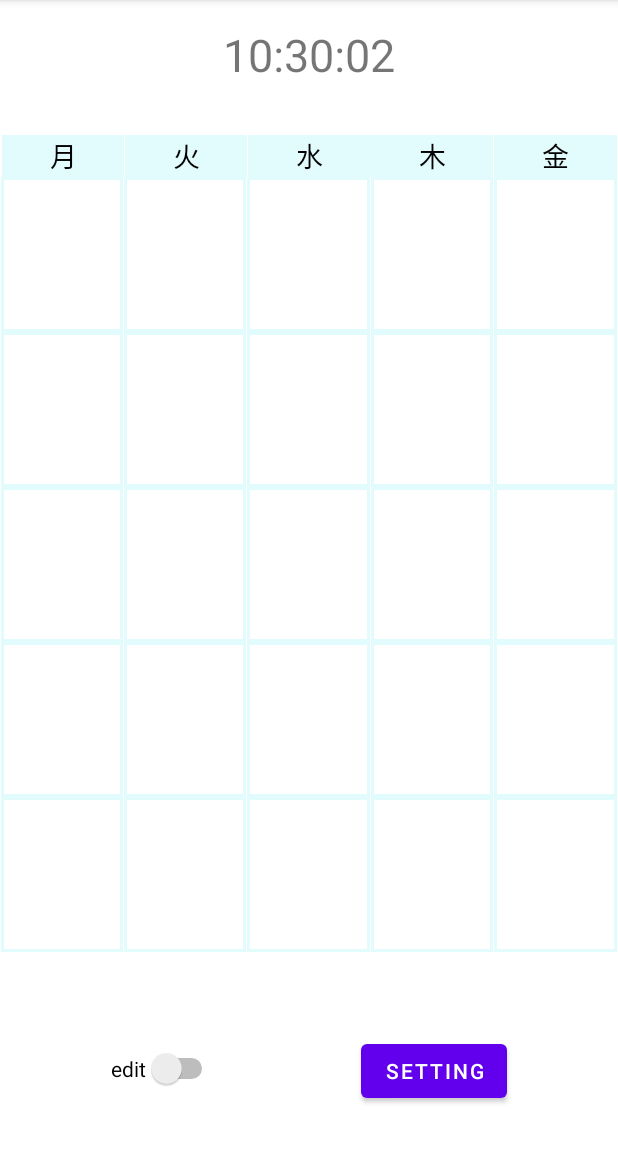
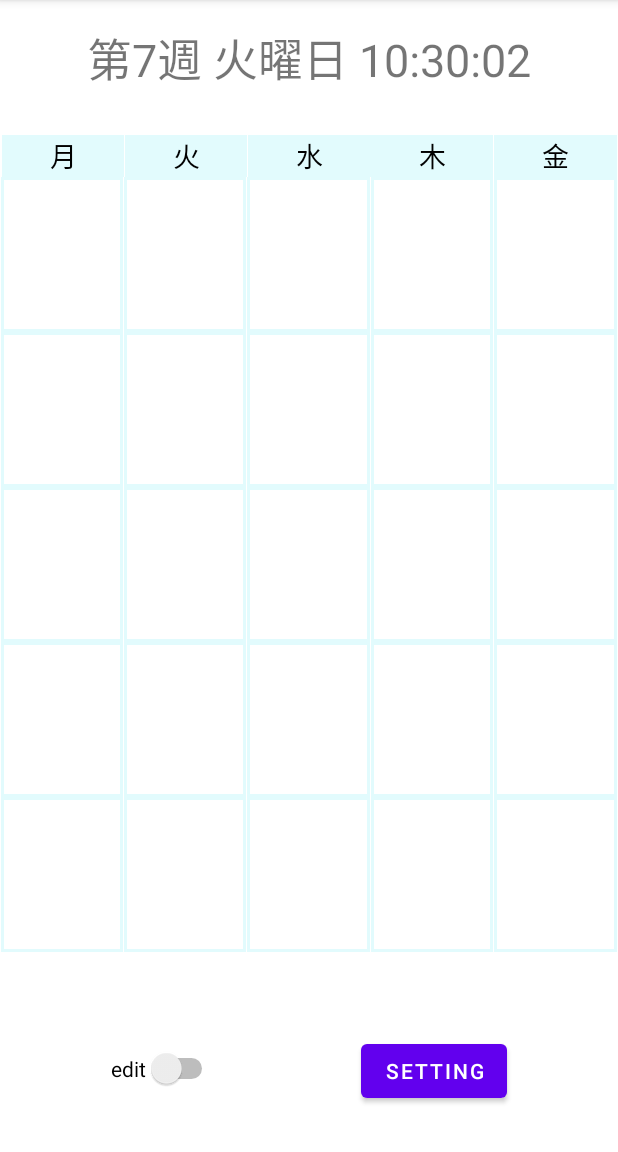
Before and after one commit to 525750302/calender, an Android app: the screen it shows after launch (MainActivity), on a phone screen of 412 x 824 dp, the part 84-1236 px from its top. Run offline under Robolectric (Android 15) with nearby library versions, the phone set to English and light mode, and no system bars.

Commit message:
no message

```diff
--- a/app/src/main/java/jp/ac/ritsumei/ise/phy/exp2/is0599pv/calendar/MainActivity.java
+++ b/app/src/main/java/jp/ac/ritsumei/ise/phy/exp2/is0599pv/calendar/MainActivity.java
@@ -4,6 +4,7 @@ import androidx.appcompat.app.AppCompatActivity;
 
 import android.annotation.SuppressLint;
 import android.content.Intent;
+import android.graphics.drawable.Drawable;
 import android.os.Bundle;
 import android.os.Handler;
 import android.os.Message;
@@ -24,15 +25,15 @@ public class MainActivity extends AppCompatActivity {
     //private Handler mHandler;
     private Calendar mCalendar;
     private application_calendar data;
+    private int week = 0;
 
     private TextView[][] schedule_text = new TextView[5][5];
     private Switch edit_switch;
 
     private int[] edit_num = new int[2];
 
-    protected void ini()
-    {
-        data = (application_calendar)getApplication();
+    protected void ini() {
+        data = (application_calendar) getApplication( );
         edit_switch = findViewById(R.id.edit_switch);
         schedule_text[0][0] = findViewById(R.id.textView1_1);
         schedule_text[0][1] = findViewById(R.id.textView1_2);
@@ -60,17 +61,23 @@ public class MainActivity extends AppCompatActivity {
         schedule_text[4][3] = findViewById(R.id.textView5_4);
         schedule_text[4][4] = findViewById(R.id.textView5_5);
 
-        for (int day=0;day<5;++day)
-        {
-            for(int time=0;time<5;++time)
-            {
-                if(data.get_exist(day,time)==1)
-                {
+        for (int day = 0; day < 5; ++day) {
+            for (int time = 0; time < 5; ++time) {
+                if (data.get_exist(day, time) == 1) {
                     String show_lesson;
                     show_lesson = "";
-                    show_lesson = show_lesson + data.getName(day,time).toString()+"\n";
-                    show_lesson = show_lesson + data.getPlace(day,time).toString()+"\n";
+                    show_lesson = show_lesson + data.getName(day, time).toString( ) + "\n";
+                    show_lesson = show_lesson + data.getPlace(day, time).toString( ) + "\n";
                     schedule_text[day][time].setText(show_lesson);
+                    Drawable drawable = getResources( ).getDrawable(R.drawable.textview_border);
+                    ;
+                    if (data.get_online(day, time, week) == -1)
+                        drawable = getResources( ).getDrawable(R.drawable.textview_border_offline);
+                    else if (data.get_online(day, time, week) == 1)
+                        drawable = getResources( ).getDrawable(R.drawable.textview_border_online);
+                    else if (data.get_online(day, time, week) == 2)
+                        drawable = getResources( ).getDrawable(R.drawable.textview_border_mix);
+                    schedule_text[day][time].setBackground(drawable);
                 }
             }
         }
@@ -80,15 +87,18 @@ public class MainActivity extends AppCompatActivity {
     protected void onCreate(Bundle savedInstanceState) {
         super.onCreate(savedInstanceState);
         setContentView(R.layout.activity_main);
-        ini();
+        ini( );
 
-        timer = new Timer();//创建timer对象
-        tvTime=findViewById(R.id.tvtime);
+        timer = new Timer( );//创建timer对象
+        tvTime = findViewById(R.id.tvtime);
 
-        timer.schedule(new TimerTask() {
+        timer.schedule(new TimerTask( ) {
             public void run() {
-                Log.v("Timer","run()...");
-                mCalendar = Calendar.getInstance();
+                Log.v("Timer", "run()...");
+                mCalendar = Calendar.getInstance( );
+                int mMonth = mCalendar.get(Calendar.MONTH) + 1;        //获取日期的月
+                int mDay = mCalendar.get(Calendar.DAY_OF_MONTH);      //获取日期的天
+                int mWay = mCalendar.get(Calendar.DAY_OF_WEEK);      //获取日期的星期
                 int hour = mCalendar.get(Calendar.HOUR_OF_DAY);//HOUR    进制为12小时   HOUR_OF_DAY  为24小时
                 int minute = mCalendar.get(Calendar.MINUTE);//分钟
                 int second = mCalendar.get(Calendar.SECOND) + 1;//秒数
@@ -96,160 +106,240 @@ public class MainActivity extends AppCompatActivity {
                     minute += 1;
                     second = 0;
                 }
-                if (minute == 60){
+                if (minute == 60) {
                     hour += 1;
                     minute = 0;
                 }
-                if (hour == 12){
+                if (hour == 12) {
                     hour = 0;
                 }
-                String time = String.format("%d:%02d:%02d", hour, minute, second);
+                String time_text = "";
+                if (mWay == 2)
+                    time_text = "月";
+                if (mWay == 3)
+                    time_text = "火";
+                if (mWay == 4)
+                    time_text = "水";
+                if (mWay == 5)
+                    time_text = "木";
+                if (mWay == 6)
+                    time_text = "金";
+                if (mWay == 7)
+                    time_text = "土";
+                if (mWay == 1)
+                    time_text = "日";
+
+                int start_mon = 0;
+                int start_day = 0;
+                int pass_day = 0;
+                int mon_max_data = 0;
+                if (data.getSemester( ) == 1) {
+                    start_day = 1;
+                    start_mon = 4;
+                } else {
+                    start_day = 26;
+                    start_mon = 9;
+                }
+                if (mMonth != start_mon) {
+                    for (int i = start_mon; i != mMonth; i = i % 12 + 1) {
+                        if (i == 1 || i == 3 || i == 5 || i == 7 || i == 8 || i == 10 || i == 12) {
+                            mon_max_data = 31;
+                        } else if (i == 4 || i == 6 || i == 9 || i == 11) {
+                            mon_max_data = 30;
+                        } else if (i == 2) {
+                            mon_max_data = 28;
+                        }
+
+                        if (i != start_mon && i != mMonth) {
+                            pass_day += mon_max_data;
+                        } else if (i == start_mon) {
+                            pass_day += mon_max_data - start_day;
+                        }
+                    }
+                    pass_day += mDay;
+                } else {
+                    pass_day = mDay - start_day - 1;
+                }
+
+                week = (pass_day + mWay) / 7;
+
+                String time = String.format("第%d週 %s曜日 %d:%02d:%02d", week + 1, time_text, hour, minute, second);
+
                 mCalendar.set(Calendar.SECOND, second);
                 mCalendar.set(Calendar.MINUTE, minute);
                 mCalendar.set(Calendar.HOUR_OF_DAY, hour);
 
-                Message message=new Message();
-                message.what=0;
-                message.obj=time;
+                Message message = new Message( );
+                message.what = 0;
+                message.obj = time;
                 mHandler.sendMessage(message);
+            }
+        }, 0, 1000);
+    }
 
-            }
-        },0,1000);
-    }
-    Handler mHandler=new Handler(){
+    Handler mHandler = new Handler( ) {
         @Override
         public void handleMessage(Message msg) {
-            Log.v("Timer","handleMessage()..");
+            Log.v("Timer", "handleMessage()..");
             super.handleMessage(msg);
-            String str=(String)msg.obj;
+            String str = (String) msg.obj;
             tvTime.setText(str);
         }
     };
 
-        public void on_click_1_1(View v){
-            edit_num[0]=0;
-            edit_num[1]=0;
-            transmit(edit_num[0],edit_num[1]);
+    public void on_click_1_1(View v) {
+        edit_num[0] = 0;
+        edit_num[1] = 0;
+        transmit(edit_num[0], edit_num[1]);
     }
-        public void on_click_1_2(View v){
-            edit_num[0]=0;
-            edit_num[1]=1;
-            transmit(edit_num[0],edit_num[1]);
+
+    public void on_click_1_2(View v) {
+        edit_num[0] = 0;
+        edit_num[1] = 1;
+        transmit(edit_num[0], edit_num[1]);
     }
-        public void on_click_1_3(View v){
-            edit_num[0]=0;
-            edit_num[1]=2;
-            transmit(edit_num[0],edit_num[1]);
+
+    public void on_click_1_3(View v) {
+        edit_num[0] = 0;
+        edit_num[1] = 2;
+        transmit(edit_num[0], edit_num[1]);
     }
-        public void on_click_1_4(View v){
-            edit_num[0]=0;
-            edit_num[1]=3;
-            transmit(edit_num[0],edit_num[1]);
+
+    public void on_click_1_4(View v) {
+        edit_num[0] = 0;
+        edit_num[1] = 3;
+        transmit(edit_num[0], edit_num[1]);
     }
-        public void on_click_1_5(View v){
-            edit_num[0]=0;
-            edit_num[1]=4;
-            transmit(edit_num[0],edit_num[1]);
+
+    public void on_click_1_5(View v) {
+        edit_num[0] = 0;
+        edit_num[1] = 4;
+        transmit(edit_num[0], edit_num[1]);
     }
-        public void on_click_2_1(View v){
-            edit_num[0]=1;
-            edit_num[1]=0;
-            transmit(edit_num[0],edit_num[1]);
+
+    public void on_click_2_1(View v) {
+        edit_num[0] = 1;
+        edit_num[1] = 0;
+        transmit(edit_num[0], edit_num[1]);
     }
-        public void on_click_2_2(View v){
-            edit_num[0]=1;
-            edit_num[1]=1;
-            transmit(edit_num[0],edit_num[1]);
+
+    public void on_click_2_2(View v) {
+        edit_num[0] = 1;
+        edit_num[1] = 1;
+        transmit(edit_num[0], edit_num[1]);
     }
-        public void on_click_2_3(View v){
-            edit_num[0]=1;
-            edit_num[1]=2;
-            transmit(edit_num[0],edit_num[1]);
+
+    public void on_click_2_3(View v) {
+        edit_num[0] = 1;
+        edit_num[1] = 2;
+        transmit(edit_num[0], edit_num[1]);
     }
-        public void on_click_2_4(View v){
-            edit_num[0]=1;
-            edit_num[1]=3;
-            transmit(edit_num[0],edit_num[1]);
+
+    public void on_click_2_4(View v) {
+        edit_num[0] = 1;
+        edit_num[1] = 3;
+        transmit(edit_num[0], edit_num[1]);
     }
-        public void on_click_2_5(View v){
-            edit_num[0]=1;
-            edit_num[1]=4;
-            transmit(edit_num[0],edit_num[1]);
+
+    public void on_click_2_5(View v) {
+        edit_num[0] = 1;
+        edit_num[1] = 4;
+        transmit(edit_num[0], edit_num[1]);
     }
-        public void on_click_3_1(View v){
-            edit_num[0]=2;
-            edit_num[1]=0;
-            transmit(edit_num[0],edit_num[1]);
+
+    public void on_click_3_1(View v) {
+        edit_num[0] = 2;
+        edit_num[1] = 0;
+        transmit(edit_num[0], edit_num[1]);
     }
-        public void on_click_3_2(View v){
-            edit_num[0]=2;
-            edit_num[1]=1;
-            transmit(edit_num[0],edit_num[1]);
+
+    public void on_click_3_2(View v) {
+        edit_num[0] = 2;
+        edit_num[1] = 1;
+        transmit(edit_num[0], edit_num[1]);
     }
-        public void on_click_3_3(View v){
-            edit_num[0]=2;
-            edit_num[1]=2;
-            transmit(edit_num[0],edit_num[1]);
+
+    public void on_click_3_3(View v) {
+        edit_num[0] = 2;
+        edit_num[1] = 2;
+        transmit(edit_num[0], edit_num[1]);
     }
-        public void on_click_3_4(View v){
-            edit_num[0]=2;
-            edit_num[1]=3;
-            transmit(edit_num[0],edit_num[1]);
+
+    public void on_click_3_4(View v) {
+        edit_num[0] = 2;
+        edit_num[1] = 3;
+        transmit(edit_num[0], edit_num[1]);
     }
-        public void on_click_3_5(View v){
-            edit_num[0]=2;
-            edit_num[1]=4;
-            transmit(edit_num[0],edit_num[1]);
+
+    public void on_click_3_5(View v) {
+        edit_num[0] = 2;
+        edit_num[1] = 4;
+        transmit(edit_num[0], edit_num[1]);
     }
-        public void on_click_4_1(View v){
-            edit_num[0]=3;
-            edit_num[1]=0;
-            transmit(edit_num[0],edit_num[1]);
+
+    public void on_click_4_1(View v) {
+        edit_num[0] = 3;
+        edit_num[1] = 0;
+        transmit(edit_num[0], edit_num[1]);
     }
-        public void on_click_4_2(View v){
-            edit_num[0]=3;
-            edit_num[1]=1;
-            transmit(edit_num[0],edit_num[1]);
+
+    public void on_click_4_2(View v) {
+        edit_num[0] = 3;
+        edit_num[1] = 1;
+        transmit(edit_num[0], edit_num[1]);
     }
-        public void on_click_4_3(View v){
-            edit_num[0]=3;
-            edit_num[1]=2;
-            transmit(edit_num[0],edit_num[1]);
+
+    public void on_click_4_3(View v) {
+        edit_num[0] = 3;
+        edit_num[1] = 2;
+        transmit(edit_num[0], edit_num[1]);
     }
-        public void on_click_4_4(View v){
-            edit_num[0]=3;
-            edit_num[1]=3;
-            transmit(edit_num[0],edit_num[1]);
+
+    public void on_click_4_4(View v) {
+        edit_num[0] = 3;
+        edit_num[1] = 3;
+        transmit(edit_num[0], edit_num[1]);
     }
-        public void on_click_4_5(View v){
-            edit_num[0]=3;
-            edit_num[1]=4;
-            transmit(edit_num[0],edit_num[1]);
+
+    public void on_click_4_5(View v) {
+        edit_num[0] = 3;
+        edit_num[1] = 4;
+        transmit(edit_num[0], edit_num[1]);
     }
-        public void on_click_5_1(View v){
-            edit_num[0]=4;
-            edit_num[1]=0;
-            transmit(edit_num[0],edit_num[1]);
+
+    public void on_click_5_1(View v) {
+        edit_num[0] = 4;
+        edit_num[1] = 0;
+        transmit(edit_num[0], edit_num[1]);
     }
-        public void on_click_5_2(View v){
-            edit_num[0]=4;
-            edit_num[1]=1;
-            transmit(edit_num[0],edit_num[1]);
+
+    public void on_click_5_2(View v) {
+        edit_num[0] = 4;
+        edit_num[1] = 1;
+        transmit(edit_num[0], edit_num[1]);
     }
-        public void on_click_5_3(View v){
-            edit_num[0]=4;
-            edit_num[1]=2;
-            transmit(edit_num[0],edit_num[1]);
+
+    public void on_click_5_3(View v) {
+        edit_num[0] = 4;
+        edit_num[1] = 2;
+        transmit(edit_num[0], edit_num[1]);
     }
-        public void on_click_5_4(View v){
-            edit_num[0]=4;
-            edit_num[1]=3;
-            transmit(edit_num[0],edit_num[1]);
+
+    public void on_click_5_4(View v) {
+        edit_num[0] = 4;
+        edit_num[1] = 3;
+        transmit(edit_num[0], edit_num[1]);
     }
-        public void on_click_5_5(View v){
-            edit_num[0]=4;
-            edit_num[1]=4;
-            transmit(edit_num[0],edit_num[1]);
+
+    public void on_click_5_5(View v) {
+        edit_num[0] = 4;
+        edit_num[1] = 4;
+        transmit(edit_num[0], edit_num[1]);
+    }
+
+    public void Setting_button(View v){
+        Intent intent=new Intent(MainActivity.this,setting.class);//把数据传递到NextActivity
+        startActivity(intent);//启动activity
     }
 
     public void transmit(int day,int time){
--- a/app/src/main/java/jp/ac/ritsumei/ise/phy/exp2/is0599pv/calendar/application_calendar.java
+++ b/app/src/main/java/jp/ac/ritsumei/ise/phy/exp2/is0599pv/calendar/application_calendar.java
@@ -8,6 +8,7 @@ public class application_calendar extends Application{
     String[][] remark= new String[5][5];
     int[][][] online = new int[5][5][15];
     int[][] exist = new int[5][5];
+    int semester = 1;
 
     public String getName(int day,int time)
     {
@@ -34,6 +35,8 @@ public class application_calendar extends Application{
     {
         return online[day][time][week];
     }
+    public int getSemester(){return semester;}
+    public void setSemester(int asemester){semester = asemester;}
 
     public void change(int day,int time,String aplace,int aexist)
     {
--- a/app/src/main/res/layout/activity_main.xml
+++ b/app/src/main/res/layout/activity_main.xml
@@ -410,6 +410,7 @@
         android:layout_width="wrap_content"
         android:layout_height="wrap_content"
         android:layout_marginBottom="30dp"
+        android:onClick="Setting_button"
         android:text="setting"
         app:layout_constraintBottom_toBottomOf="parent"
         app:layout_constraintEnd_toEndOf="parent"
@@ -418,8 +419,8 @@
 
     <TextView
         android:id="@+id/tvtime"
-        android:layout_width="135dp"
-        android:layout_height="42dp"
+        android:layout_width="303dp"
+        android:layout_height="46dp"
         android:layout_marginStart="139dp"
         android:layout_marginTop="16dp"
         android:layout_marginEnd="139dp"
```
Also changed, not shown: app/src/main/java/jp/ac/ritsumei/ise/phy/exp2/is0599pv/calendar/edit_schedule.java (+5 -4 lines), app/src/main/java/jp/ac/ritsumei/ise/phy/exp2/is0599pv/calendar/setting.java (+7 -0 lines), app/src/main/res/layout/activity_setting.xml (+22 -0 lines). Lines whose indentation alone changed are shown as unchanged.
